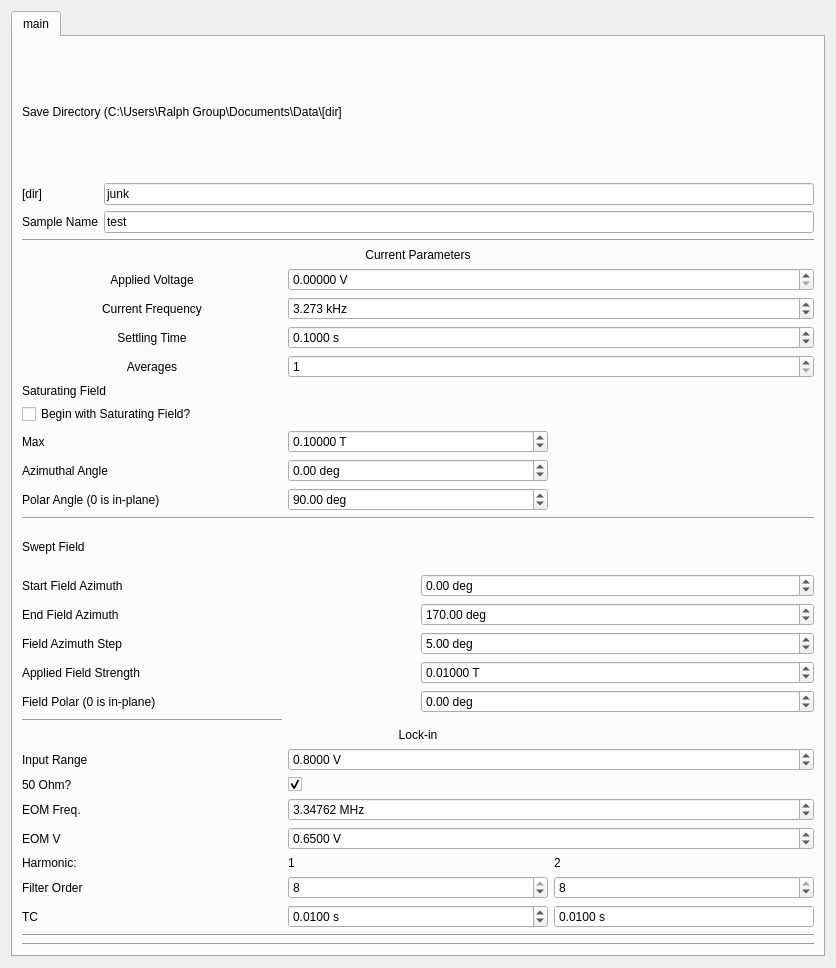
This is sagnac_control/custom_inputs/sagnac_gui_PHE.ui in OrionSmedley/SagnacOperatingSys as Qt 5 draws it before an edit. The edited form follows.
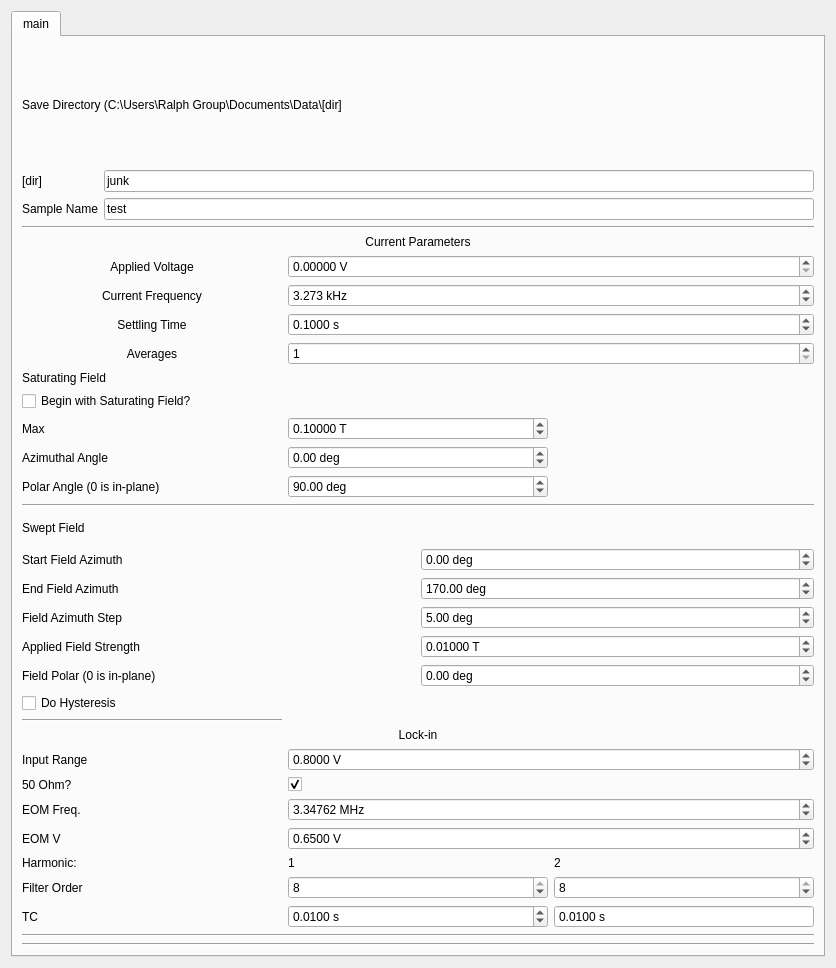
This is the edited form.

Commit message: Added Hysteresis to the PHE procedure

What changed in the file:
```diff
--- a/sagnac_control/custom_inputs/sagnac_gui_PHE.ui
+++ b/sagnac_control/custom_inputs/sagnac_gui_PHE.ui
@@ -416,6 +416,13 @@
          </item>
         </layout>
        </item>
+       <item>
+        <widget class="QCheckBox" name="hysteresis">
+         <property name="text">
+          <string>Do Hysteresis</string>
+         </property>
+        </widget>
+       </item>
        <item>
         <layout class="QGridLayout" name="field_params">
          <item row="8" column="1">
```
The commit also changes 4 other files.
